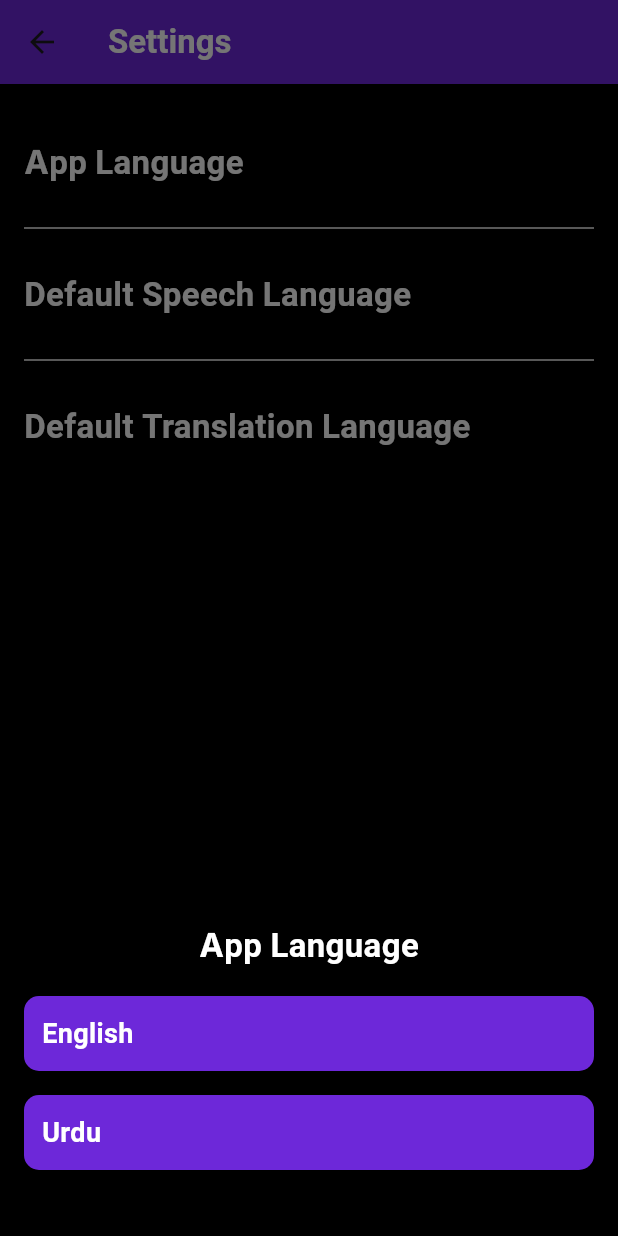
After one commit to DrFidget/CHIT_CHAT, a Flutter app: the LanguageSettingsPage screen opened directly, after a tap on "App Language", on a phone screen of 412 x 824 dp. The commit adds this screen. Run offline on Flutter 3.47's test engine with Material 3 defaults, Android fonts, the phone set to English and light mode, and no system bars; our stand-ins replace audioplayers, awesome_notifications, cloud_firestore, cloud_functions, firebase_auth, firebase_core and 12 more; missing offline and left inert: audio_session, contactus, flutter_webrtc, record_mp3; accounts and stored records are empty; network calls fail; Roboto replaces fonts that are missing (Jockey One).

Commit message:
contact and language settings UI

```diff
--- /dev/null
+++ b/lib/pages/settings/language.dart
@@ -0,0 +1,126 @@
+import 'package:flutter/material.dart';
+import 'package:google_fonts/google_fonts.dart';
+
+class LanguageSettingsPage extends StatelessWidget {
+  final List<Map<String, String>> languages = [
+    {'code': 'en', 'name': 'English'},
+    {'code': 'ur', 'name': 'Urdu'},
+    // Add more languages as needed
+  ];
+
+  @override
+  Widget build(BuildContext context) {
+    return Scaffold(
+      appBar: AppBar(
+        backgroundColor: Color.fromARGB(255, 109, 40, 217),
+        title: Text(
+          'Settings',
+          style: GoogleFonts.jockeyOne(
+            textStyle: TextStyle(
+              fontWeight: FontWeight.bold,
+              color: Colors.white,
+            ),
+          ),
+        ),
+      ),
+      backgroundColor: Colors.black, // Set the background color of the Scaffold
+      body: SingleChildScrollView(
+        padding: EdgeInsets.all(16.0),
+        child: Column(
+          crossAxisAlignment: CrossAxisAlignment.start,
+          children: [
+            SizedBox(height: 20),
+            _buildSectionTitle(context, 'App Language'),
+            SizedBox(height: 20),
+            Divider(
+                color: Colors.white), // Use white color divider for contrast
+            SizedBox(height: 20),
+            _buildSectionTitle(context, 'Default Speech Language'),
+            SizedBox(height: 20),
+            Divider(
+                color: Colors.white), // Use white color divider for contrast
+            SizedBox(height: 20),
+            _buildSectionTitle(context, 'Default Translation Language'),
+            SizedBox(height: 20),
+          ],
+        ),
+      ),
+    );
+  }
+
+  void _showLanguageOptions(BuildContext context, String sectionTitle) {
+    showModalBottomSheet(
+      context: context,
+      shape: RoundedRectangleBorder(
+        borderRadius: BorderRadius.vertical(top: Radius.circular(20.0)),
+      ),
+      builder: (BuildContext context) {
+        return Container(
+          color: Colors.black,
+          padding: EdgeInsets.all(16.0),
+          child: Column(
+            mainAxisSize: MainAxisSize.min,
+            children: [
+              _buildSectionTitle(context, sectionTitle),
+              SizedBox(height: 10),
+              _buildLanguageList(context),
+              SizedBox(height: 20),
+            ],
+          ),
+        );
+      },
+    );
+  }
+
+  Widget _buildLanguageList(BuildContext context) {
+    return ListView.builder(
+      shrinkWrap: true,
+      physics: NeverScrollableScrollPhysics(),
+      itemCount: languages.length,
+      itemBuilder: (context, index) {
+        final language = languages[index];
+        return GestureDetector(
+          onTap: () {
+            // Implement logic to set selected language
+            // For example, save to SharedPreferences and update UI
+            Navigator.pop(context, language['code']);
+          },
+          child: Container(
+            margin: EdgeInsets.symmetric(vertical: 8.0),
+            padding: EdgeInsets.all(12.0),
+            decoration: BoxDecoration(
+              color: Color.fromARGB(255, 109, 40, 217),
+              borderRadius: BorderRadius.circular(10),
+            ),
+            child: Text(
+              language['name']!,
+              style: TextStyle(
+                color: Colors.white,
+                fontSize: 18,
+                fontWeight: FontWeight.bold,
+              ),
+            ),
+          ),
+        );
+      },
+    );
+  }
+
+  Widget _buildSectionTitle(BuildContext context, String title) {
+    return GestureDetector(
+      onTap: () {
+        _showLanguageOptions(context, title);
+      },
+      child: Text(
+        title,
+        style: GoogleFonts.jockeyOne(
+          textStyle: TextStyle(
+            color: Colors.white,
+            fontSize: 22,
+            fontWeight: FontWeight.bold,
+          ),
+        ),
+      ),
+    );
+  }
+}
--- a/pubspec.yaml
+++ b/pubspec.yaml
@@ -41,6 +41,8 @@ dependencies:
   record_mp3: ^3.0.0
   path_provider: ^2.1.3
   get: ^4.6.6
+  font_awesome_flutter: ^10.1.0
+  contactus: ^1.0.0
 
   # The following adds the Cupertino Icons font to your application.
   # Use with the CupertinoIcons class for iOS style icons.
```
Also changed, not shown: lib/pages/settings/contact.dart (added, +47 -0 lines), lib/pages/settings/generalSettings.dart (+32 -8 lines), lib/services/HiveBoxService/HiveService.dart (added, +34 -0 lines), pubspec.lock.
